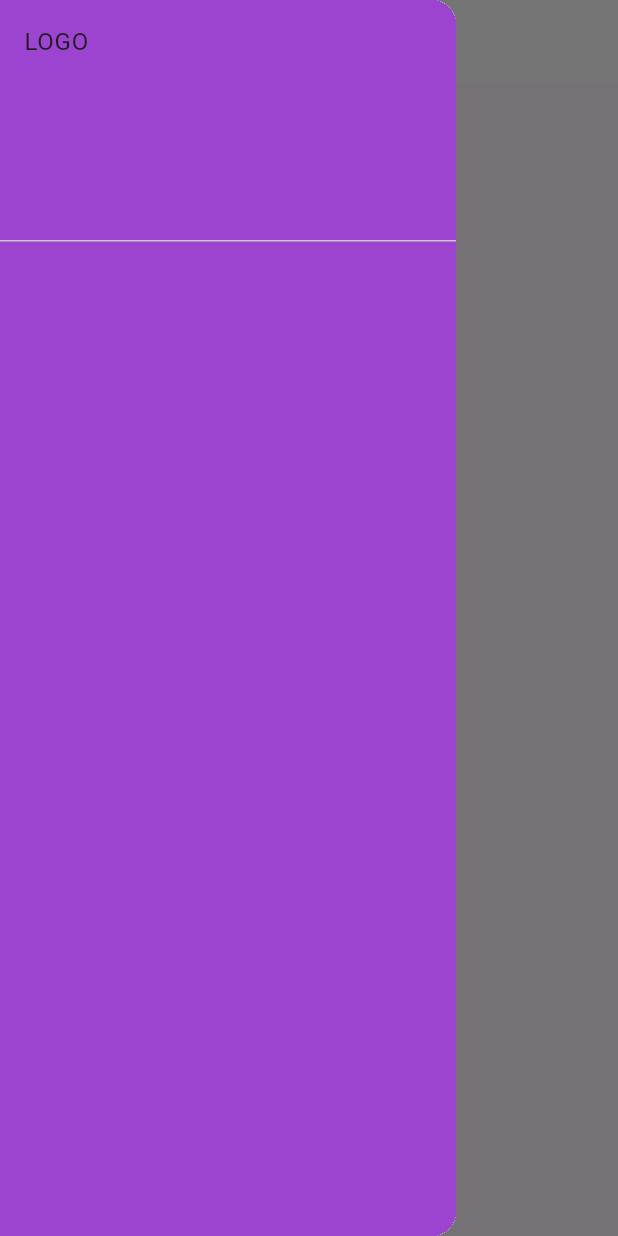
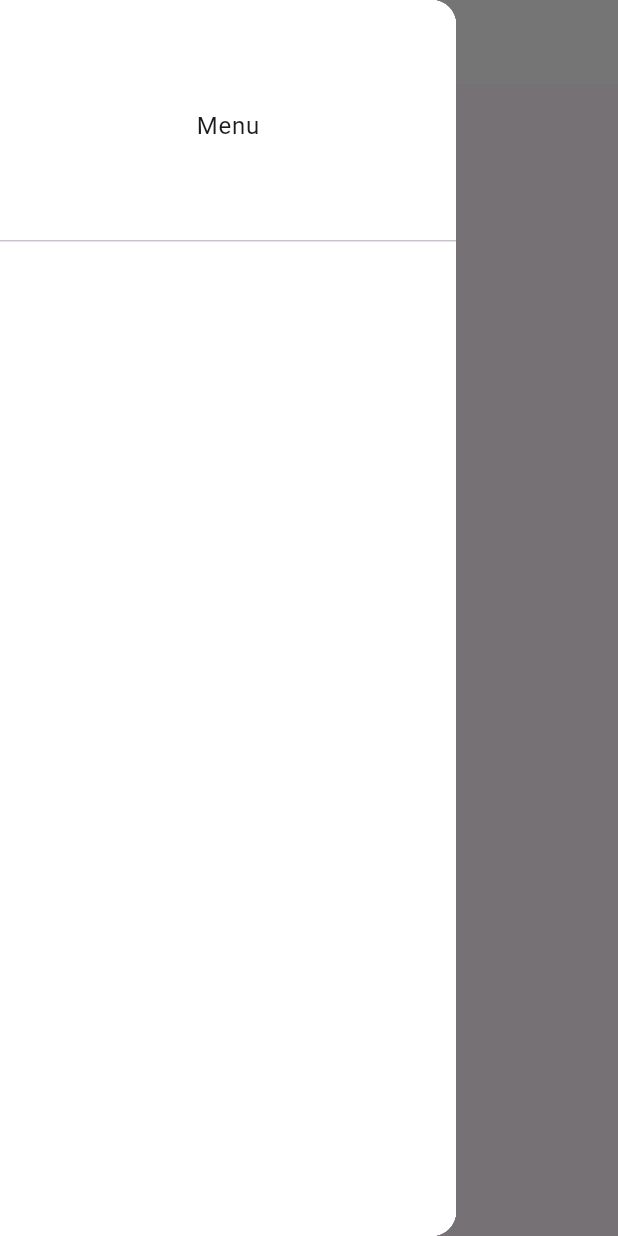
Before and after one commit to fxnxllxsa/gurizote, a Flutter app: the screen it shows after launch, with the side drawer open, on a phone screen of 412 x 824 dp. Run offline on Flutter 3.47's test engine with Material 3 defaults, Android fonts, the light colour scheme and no system bars.

Commit message:
Drawer Center

```diff
--- a/gurizote/lib/screens/home_screen.dart
+++ b/gurizote/lib/screens/home_screen.dart
@@ -53,16 +53,20 @@ class _MyHomePageState extends State<MyHomePage> {
       ),
      drawer: Drawer(
       child: Container(
-        color: Color.fromARGB(255, 156, 68, 207),
+        color: Color.fromARGB(255, 255, 255, 255),
       child: ListView(
-        children: [
+        children:[
         DrawerHeader(
-          child: Text('LOGO')
-        ,)
-        ],
-      ),
-      )
-     )
-    );
+          child: Center(
+           child: Text('Menu')
+)
+        )
+
+            ]
+            )
+
+          )
+        )
+        );
     }
 }
```
